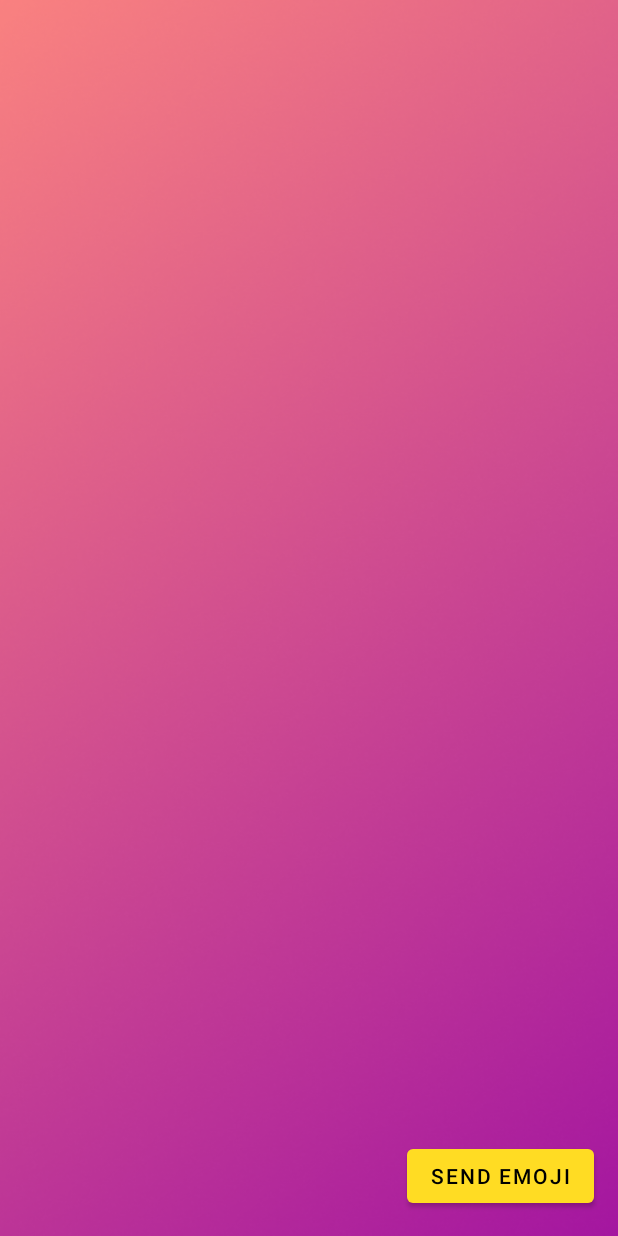
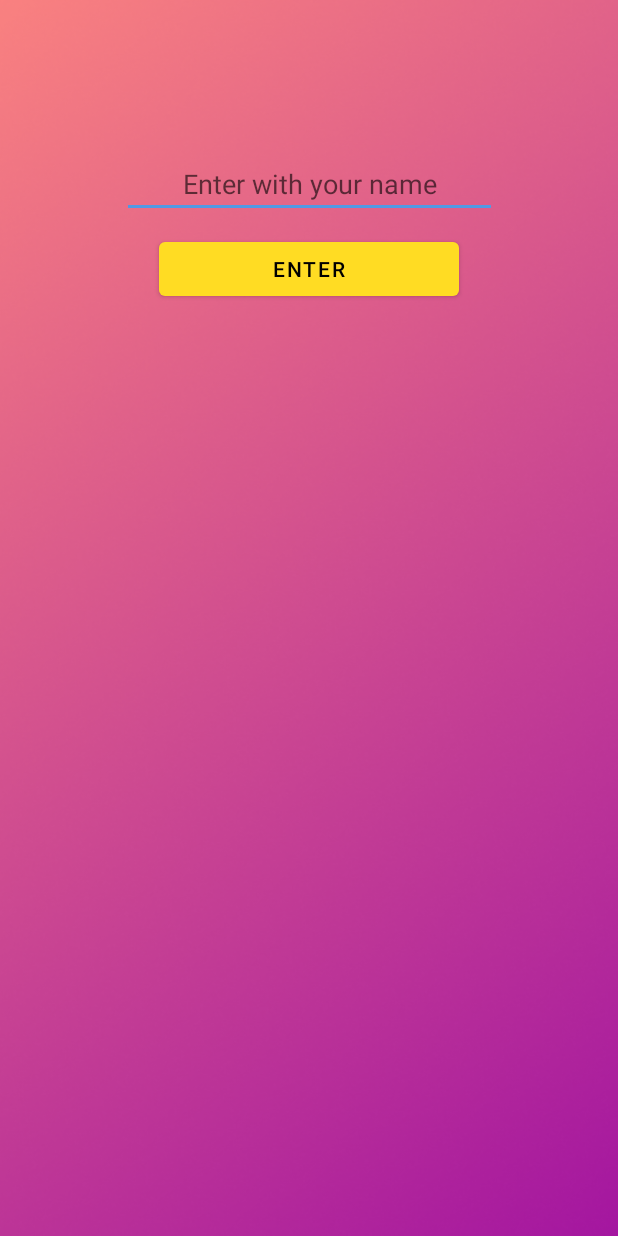
Before and after one commit to samirmaciel/Queridometro-NodeJS, an Android app: the screen it shows after launch (HomeScreen before the commit, LoginActivity after it), on a phone screen of 412 x 824 dp. Run offline under Robolectric (Android 15) with nearby library versions, the phone set to English and light mode, and no system bars.

```diff
--- /dev/null
+++ b/app/src/main/java/com/example/queridometroapp/Feature/Modules/HomeScreen/LoginActivity.kt
@@ -0,0 +1,42 @@
+package com.example.queridometroapp.Feature.Modules.HomeScreen
+
+import android.content.Intent
+import androidx.appcompat.app.AppCompatActivity
+import android.os.Bundle
+import android.widget.Toast
+import com.example.queridometroapp.R
+import com.example.queridometroapp.databinding.ActivityLoginBinding
+
+class LoginActivity : AppCompatActivity() {
+
+    private var _binding : ActivityLoginBinding? = null
+    private val binding : ActivityLoginBinding get() = _binding!!
+
+    override fun onCreate(savedInstanceState: Bundle?) {
+        super.onCreate(savedInstanceState)
+        _binding = ActivityLoginBinding.inflate(layoutInflater)
+        setContentView(binding.root)
+
+    }
+
+    override fun onResume() {
+        super.onResume()
+
+        binding.btnEnter.setOnClickListener{
+            if(!binding.etEnterName.text.toString().isBlank() || !binding.etEnterName.text.toString().isEmpty()){
+                val intent = Intent(this, HomeScreen::class.java)
+                intent.putExtra("userName", binding.etEnterName.text.toString())
+                startActivity(intent)
+            }else{
+                Toast.makeText(this, "Por favor entre com seu nome!", Toast.LENGTH_SHORT).show()
+            }
+
+
+        }
+    }
+
+    override fun onDestroy() {
+        super.onDestroy()
+        _binding = null
+    }
+}
--- /dev/null
+++ b/app/src/main/res/layout/activity_login.xml
@@ -0,0 +1,33 @@
+<?xml version="1.0" encoding="utf-8"?>
+<androidx.constraintlayout.widget.ConstraintLayout xmlns:android="http://schemas.android.com/apk/res/android"
+    xmlns:app="http://schemas.android.com/apk/res-auto"
+    xmlns:tools="http://schemas.android.com/tools"
+    android:layout_width="match_parent"
+    android:layout_height="match_parent"
+    android:background="@drawable/image"
+    tools:context=".Feature.Modules.HomeScreen.LoginActivity">
+
+    <EditText
+        android:id="@+id/etEnterName"
+        android:layout_width="250dp"
+        android:layout_height="wrap_content"
+        android:hint="Enter with your name"
+        android:textColor="@color/white"
+        app:layout_constraintEnd_toEndOf="parent"
+        app:layout_constraintStart_toStartOf="parent"
+        app:layout_constraintTop_toTopOf="parent"
+        android:layout_marginTop="100dp"
+        android:textAlignment="center"/>
+
+    <com.google.android.material.button.MaterialButton
+        android:id="@+id/btnEnter"
+        android:layout_width="200dp"
+        android:layout_height="wrap_content"
+        android:text="Enter"
+        app:layout_constraintStart_toStartOf="parent"
+        app:layout_constraintEnd_toEndOf="parent"
+        app:layout_constraintTop_toBottomOf="@id/etEnterName"
+        android:layout_marginTop="10dp"
+        android:textColor="@color/black"/>
+
+</androidx.constraintlayout.widget.ConstraintLayout>
--- a/app/src/main/res/values/colors.xml
+++ b/app/src/main/res/values/colors.xml
@@ -5,6 +5,7 @@
     <color name="purple_700">#FF3700B3</color>
     <color name="blue">#5199E4</color>
     <color name="teal_700">#FF018786</color>
+    <color name="teal_200">#FF018786</color>
     <color name="black">#FF000000</color>
     <color name="blackfadeout">#80000000</color>
     <color name="white">#FFFFFFFF</color>
--- a/app/src/main/res/values/strings.xml
+++ b/app/src/main/res/values/strings.xml
@@ -1,4 +1,5 @@
 <resources>
     <string name="app_name">QueridometroApp</string>
     <string name="title_send_emoji">Send Emoji</string>
+    <string name="title_send">Send</string>
 </resources>
--- a/app/src/main/res/values/themes.xml
+++ b/app/src/main/res/values/themes.xml
@@ -6,7 +6,7 @@
         <item name="colorPrimaryVariant">@color/purple_700</item>
         <item name="colorOnPrimary">@color/white</item>
         <!-- Secondary brand color. -->
-        <item name="colorSecondary">@color/teal_200</item>
+        <item name="colorSecondary">@color/blue</item>
         <item name="colorSecondaryVariant">@color/teal_700</item>
         <item name="colorOnSecondary">@color/black</item>
         <!-- Status bar color. -->
```
Also changed, not shown: app/build.gradle (+22 -0 lines), app/src/main/AndroidManifest.xml (+10 -2 lines), app/src/main/java/com/example/queridometroapp/Feature/Connetion/SocketHandler.kt (added, +30 -0 lines), app/src/main/java/com/example/queridometroapp/Feature/Domain/Model/User.kt (added, +9 -0 lines), app/src/main/java/com/example/queridometroapp/Feature/Mock.kt (added, +18 -0 lines), app/src/main/java/com/example/queridometroapp/Feature/Modules/Adapter/UsersCarouselRecyclerViewAdapter.kt (added, +43 -0 lines), app/src/main/java/com/example/queridometroapp/Feature/Modules/HomeScreen/HomeScreen.kt (+60 -2 lines), app/src/main/java/com/example/queridometroapp/Feature/Modules/HomeScreen/HomeScreenViewModel.kt (+47 -0 lines), app/src/main/java/com/example/queridometroapp/Feature/Modules/SelectEmojiBottomSheet/SelectEmojiBottomSheet.kt (added, +35 -0 lines), app/src/main/res/layout/activity_homescreen.xml (+12 -0 lines), app/src/main/res/layout/bottomsheet_sendemoji.xml (added, +36 -0 lines), app/src/main/res/values/styles.xml (added, +11 -0 lines).
